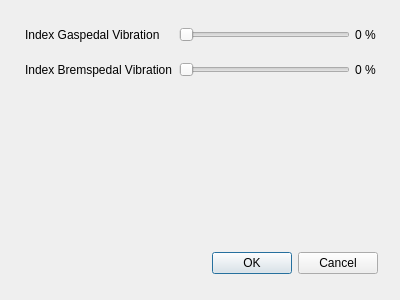
Qt form wheelslipconfiguration.ui (Lumlumski/PedalVibration) before a commit.
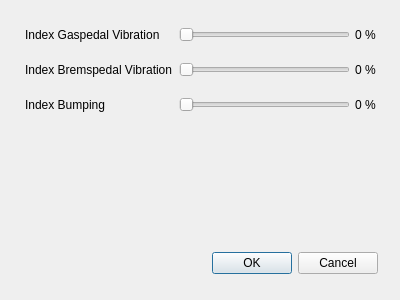
The same form after that commit. Icons and pictures are not drawn.

Commit message: Added bumping index

```diff
--- a/wheelslipconfiguration.ui
+++ b/wheelslipconfiguration.ui
@@ -63,13 +63,6 @@
       </property>
      </widget>
     </item>
-    <item row="1" column="0">
-     <widget class="QLabel" name="brakeIndexLabel">
-      <property name="text">
-       <string>Index Bremspedal Vibration</string>
-      </property>
-     </widget>
-    </item>
     <item row="0" column="1">
      <layout class="QHBoxLayout" name="gasIndexHorizLayout">
       <item>
@@ -144,6 +137,54 @@
       </item>
      </layout>
     </item>
+    <item row="1" column="0">
+     <widget class="QLabel" name="brakeIndexLabel">
+      <property name="text">
+       <string>Index Bremspedal Vibration</string>
+      </property>
+     </widget>
+    </item>
+    <item row="2" column="0">
+     <widget class="QLabel" name="bumpingLabel">
+      <property name="text">
+       <string>Index Bumping</string>
+      </property>
+     </widget>
+    </item>
+    <item row="2" column="1">
+     <layout class="QHBoxLayout" name="horizontalLayout">
+      <item>
+       <widget class="QSlider" name="bumpingIndexSlider">
+        <property name="orientation">
+         <enum>Qt::Horizontal</enum>
+        </property>
+       </widget>
+      </item>
+      <item>
+       <spacer name="horizontalSpacer_3">
+        <property name="orientation">
+         <enum>Qt::Horizontal</enum>
+        </property>
+        <property name="sizeType">
+         <enum>QSizePolicy::Fixed</enum>
+        </property>
+        <property name="sizeHint" stdset="0">
+         <size>
+          <width>5</width>
+          <height>20</height>
+         </size>
+        </property>
+       </spacer>
+      </item>
+      <item>
+       <widget class="QLabel" name="bumpingIndexPercLabel">
+        <property name="text">
+         <string>0 %</string>
+        </property>
+       </widget>
+      </item>
+     </layout>
+    </item>
    </layout>
   </widget>
  </widget>
```
The commit also changes 4 other files.
